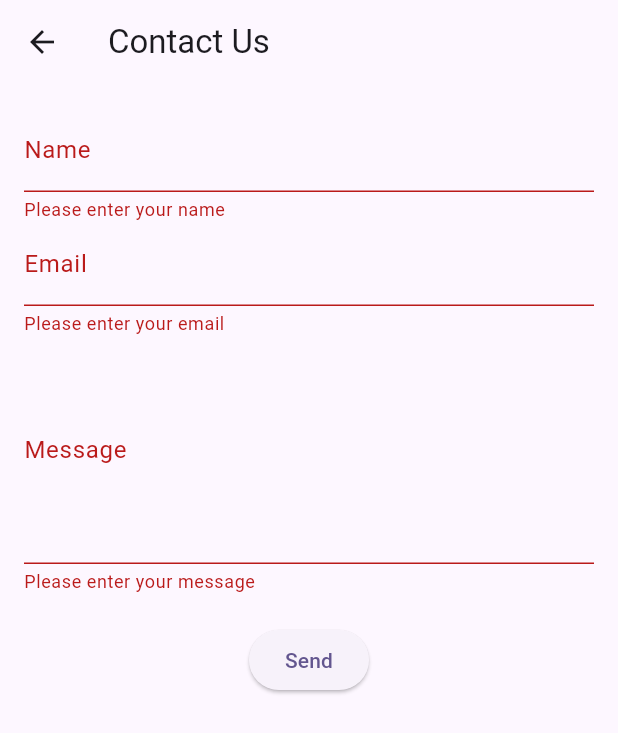
After one commit to Siddhesh-crypt/Attendance_App, a Flutter app: the ContactUsPage screen opened directly, after a tap on "Send", on a phone screen of 412 x 824 dp. The commit adds this screen. Shown: the top 733 px of the screen. Run offline on Flutter 3.47's test engine with Material 3 defaults, Android fonts, the phone set to English and light mode, and no system bars; our stand-ins replace fluttertoast, image_picker, permission_handler, shared_preferences; missing offline and left inert: mysql1; accounts and stored records are empty.

Commit message:
small changes

```diff
--- /dev/null
+++ b/lib/screens/contact_us.dart
@@ -0,0 +1,110 @@
+import 'package:flutter/material.dart';
+import 'package:url_launcher/url_launcher.dart';
+import 'dart:io' show Platform;
+
+class ContactUsPage extends StatefulWidget {
+  @override
+  _ContactUsPageState createState() => _ContactUsPageState();
+}
+
+class _ContactUsPageState extends State<ContactUsPage> {
+  final _formKey = GlobalKey<FormState>();
+  final _nameController = TextEditingController();
+  final _emailController = TextEditingController();
+  final _messageController = TextEditingController();
+
+  @override
+  void dispose() {
+    _nameController.dispose();
+    _emailController.dispose();
+    _messageController.dispose();
+    super.dispose();
+  }
+
+  Future<void> _sendEmail(String name, String email, String message) async {
+    final Uri params = Uri(
+      scheme: 'mailto',
+      path: 'contactus@dbskills.com',
+      query: 'subject=${Uri.encodeComponent('Contact Us')}&body=${Uri.encodeComponent('Name: $name\nEmail: $email\nMessage: $message')}',
+    );
+
+    final url = params.toString();
+    print('Attempting to launch: $url');
+
+    if (await canLaunch(url)) {
+      await launch(url);
+    } else {
+      print('Could not launch $url');
+      ScaffoldMessenger.of(context).showSnackBar(
+        SnackBar(content: Text('Could not launch email client. Please check your email setup.')),
+      );
+    }
+  }
+
+  @override
+  Widget build(BuildContext context) {
+    return Scaffold(
+      appBar: AppBar(
+        title: Text('Contact Us'),
+      ),
+      body: Padding(
+        padding: const EdgeInsets.all(16.0),
+        child: Form(
+          key: _formKey,
+          child: Column(
+            children: <Widget>[
+              TextFormField(
+                controller: _nameController,
+                decoration: InputDecoration(labelText: 'Name'),
+                validator: (value) {
+                  if (value!.isEmpty) {
+                    return 'Please enter your name';
+                  }
+                  return null;
+                },
+              ),
+              TextFormField(
+                controller: _emailController,
+                decoration: InputDecoration(labelText: 'Email'),
+                keyboardType: TextInputType.emailAddress,
+                validator: (value) {
+                  if (value!.isEmpty) {
+                    return 'Please enter your email';
+                  }
+                  if (!RegExp(r'^[^@]+@[^@]+\.[^@]+').hasMatch(value)) {
+                    return 'Please enter a valid email address';
+                  }
+                  return null;
+                },
+              ),
+              TextFormField(
+                controller: _messageController,
+                decoration: InputDecoration(labelText: 'Message'),
+                maxLines: 5,
+                validator: (value) {
+                  if (value!.isEmpty) {
+                    return 'Please enter your message';
+                  }
+                  return null;
+                },
+              ),
+              SizedBox(height: 20),
+              ElevatedButton(
+                onPressed: () {
+                  if (_formKey.currentState!.validate()) {
+                    _sendEmail(
+                      _nameController.text,
+                      _emailController.text,
+                      _messageController.text,
+                    );
+                  }
+                },
+                child: Text('Send'),
+              ),
+            ],
+          ),
+        ),
+      ),
+    );
+  }
+}
--- a/pubspec.yaml
+++ b/pubspec.yaml
@@ -47,6 +47,7 @@ dependencies:
   path_provider: ^2.1.3
   permission_handler: ^11.3.1
   intl: ^0.19.0
+  url_launcher: ^6.3.0
 
 
 flutter_launcher_icons:
```
Also changed, not shown: lib/screens/AnimatedDrawer.dart (+12 -0 lines), pubspec.lock, 5 other files.
